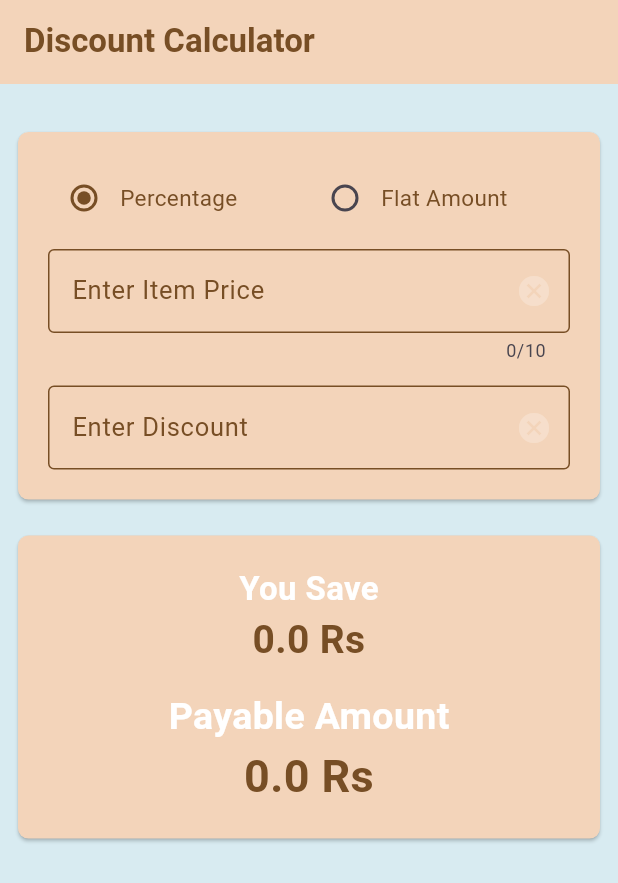
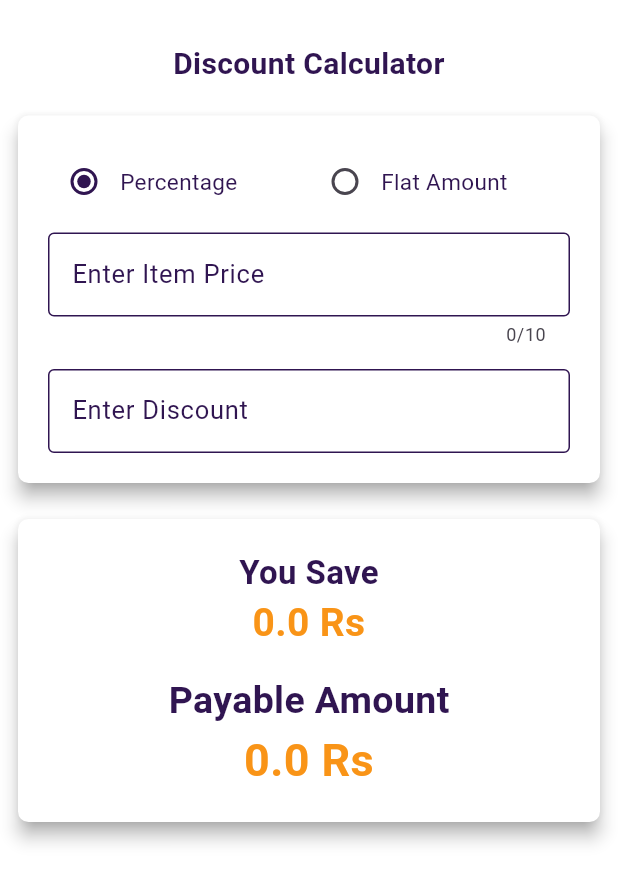
Before and after one commit to dhruvashastri12/Discount_Calc_Flutter, a Flutter app: the screen it shows after launch, on a phone screen of 412 x 824 dp. Shown: the top 883 px of the screen. Run offline on Flutter 3.47's test engine with Material 3 defaults, Android fonts, the phone set to English and light mode, and no system bars.

Commit message:
ui color and gradient exploration

```diff
--- a/lib/common/colors.dart
+++ b/lib/common/colors.dart
@@ -5,10 +5,28 @@ import 'package:flutter/material.dart';
 // const Color scaffoldColor = Color(262834);
 // const Color mainColor = Color(0Xff5a91a0);
 
-const Color mainBackScaffoldColor = Color(0xFFD8EBF1);
-const Color bodyScaffoldColor = Color.fromARGB(255, 243, 212, 186);
-const Color textColor = Color(0xFF774E25);
-const Color resultColor = Colors.white;
+const Color mainBackScaffoldColor = Color(0xFFFFFFFF);
+const Color bodyScaffoldColor = Color(0xFFFFFFFF);
+const Color textColor = Color(0xFF301551);
+const Color cardResultTitleColor = Color(0xFF301551);
+const Color cardColor = Colors.white;
+const Color resultColor = Color(0xFFF99417);
+const List<Color> mainBackScaffoldGradientColors = [Color(0xFF8399A2), Color(0xFFEEF2F3)];
+const List<Color> cardBackGradientColors = [Color(0xFFE8B595), Color(0xFFB190BA)];
+
+
+// const Color mainBackScaffoldColor = Color(0xFFF5F5F5);
+// const Color bodyScaffoldColor = Color(0xFFF5F5F5);
+// const Color textColor = Color(0xFFE8E2E2);
+// // const Color resultColor = Color(0xFFFCA311);
+// const Color cardColor = Color(0xFF5D3891);
+// const Color resultColor = Color(0xFFF99417);
+// const Color cardResultTitleColor = Color(0xFFE8E2E2);
+
+// const Color mainBackScaffoldColor = Color(0xFFD8EBF1);
+// const Color bodyScaffoldColor = Color.fromARGB(255, 243, 212, 186);
+// const Color textColor = Color(0xFF774E25);
+// const Color resultColor = Colors.white;
 
 // const Color scaffoldColor = Color(0xFFF96919);
 // const Color mainColor = Color(0xFFFFD700);  //(bright yellow)
--- a/lib/custom/dc_result.dart
+++ b/lib/custom/dc_result.dart
@@ -21,14 +21,14 @@ class DCResultField extends StatelessWidget {
       children: <Widget>[
         Text(
           displayLabelTxt ?? '',
-          style: TextStyle(fontSize: labelFontSize, color: resultColor, fontWeight: FontWeight.w700),
+          style: TextStyle(fontSize: labelFontSize, color: cardResultTitleColor, fontWeight: FontWeight.w700),
           textAlign: TextAlign.left,
         ),
         // Expanded(
         Text(
           '${value ?? 0} Rs',
           style: TextStyle(
-              color: textColor,
+              color: resultColor,
               fontSize: amntFontSize,
               fontWeight: FontWeight.bold),
           textAlign: TextAlign.right,
--- a/lib/screens/home/calculator_body.dart
+++ b/lib/screens/home/calculator_body.dart
@@ -35,13 +35,23 @@ class _CalculatorBodyState extends State<CalculatorBody> {
   Widget build(BuildContext context) {
     return ListView(
       children: <Widget>[
-        SizedBox(height: 20),
+        const SizedBox(height: 20),
+        const Padding(
+          padding: EdgeInsets.all(8.0),
+          child: Text(
+          Strings.appName,
+          textAlign: TextAlign.center,
+          style: TextStyle(color: textColor, fontWeight: FontWeight.w600, fontSize: 20),
+        ),
+        ),
         Padding(
           padding: const EdgeInsets.all(8.0),
           child: Card(
-            color: bodyScaffoldColor,
+            color: cardColor,
             shape:
                 RoundedRectangleBorder(borderRadius: BorderRadius.circular(7)),
+            elevation: 5,
+            shadowColor: Colors.grey,
             child: Padding(
               padding: const EdgeInsets.all(20.0),
               child: Column(
@@ -107,11 +117,13 @@ class _CalculatorBodyState extends State<CalculatorBody> {
         Padding(
           padding: const EdgeInsets.all(8.0),
           child: Card(
-            color: bodyScaffoldColor,
+            color: cardColor,
             shape:
                 RoundedRectangleBorder(borderRadius: BorderRadius.circular(7)),
+            elevation: 5,
+            shadowColor: Colors.grey,
             child: Padding(
-              padding: EdgeInsets.all(20.0),
+              padding: const EdgeInsets.all(20.0),
               child: Column(
                 children: <Widget>[
                   DCResultField(
--- a/lib/screens/home_page.dart
+++ b/lib/screens/home_page.dart
@@ -8,20 +8,24 @@ class HomePage extends StatelessWidget {
   Widget build(BuildContext context) {
     return Scaffold(
       backgroundColor: mainBackScaffoldColor,
-      appBar: AppBar(
-        backgroundColor: bodyScaffoldColor,
-        title: Text(
-          Strings.appName,
-          style: TextStyle(color: textColor, fontWeight: FontWeight.w600),
-        ),
-        bottom: PreferredSize(
-            child: Container(
-              color: bodyScaffoldColor,
-              height: 1.0,
-            ),
-            preferredSize: Size.fromHeight(0.0)),
-      ),
-      body: CalculatorBody(),
+      // appBar: AppBar(
+      //   // backgroundColor: bodyScaffoldColor,
+      //   title: const Text(
+      //     Strings.appName,
+      //     style: TextStyle(color: textColor, fontWeight: FontWeight.w600),
+      //   ),
+      //   flexibleSpace: Container(
+      //                     decoration: const BoxDecoration(
+      //           gradient: LinearGradient(
+      //             colors: mainBackScaffoldGradientColors,
+      //             begin: Alignment.topLeft,
+      //             end: Alignment.bottomRight,
+      //           ),
+      //         ),
+      //   ),
+      // ),
+      body:  CalculatorBody()
+
     );
   }
 }
```
Also changed, not shown: 1 other file.
